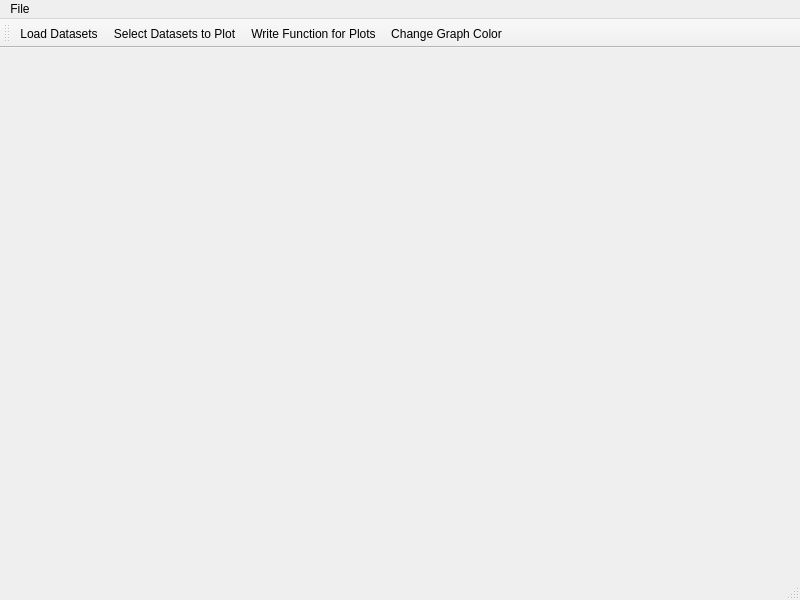
Above: DataProcessApp.ui from RealAvocado/Qt_DataVisualization before the change. Below: the same form after it.
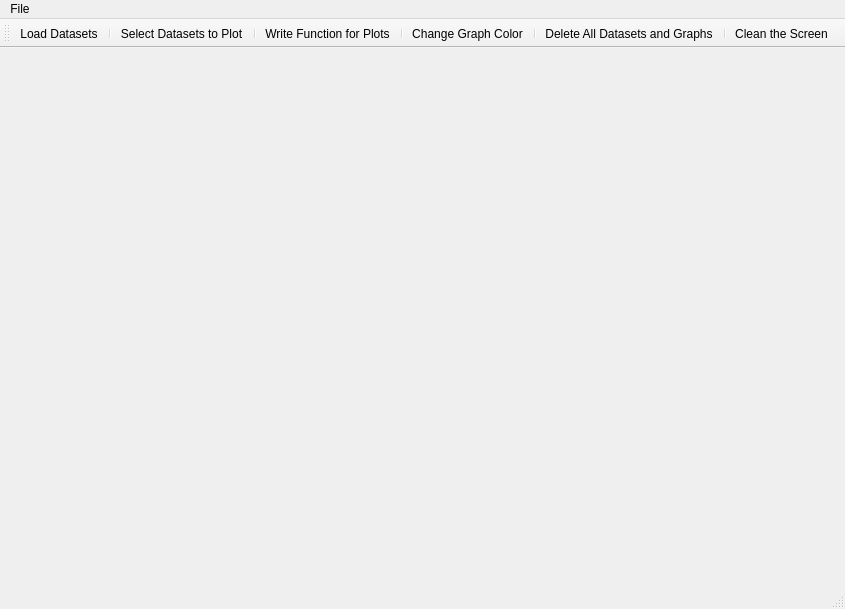
That is the form after the change. Custom widgets are drawn as their Qt base class.

What changed in the file:
```diff
--- a/DataProcessApp.ui
+++ b/DataProcessApp.ui
@@ -6,8 +6,8 @@
    <rect>
     <x>0</x>
     <y>0</y>
-    <width>800</width>
-    <height>600</height>
+    <width>845</width>
+    <height>609</height>
    </rect>
   </property>
   <property name="windowTitle">
@@ -30,7 +30,7 @@
     <rect>
      <x>0</x>
      <y>0</y>
-     <width>800</width>
+     <width>845</width>
      <height>22</height>
     </rect>
    </property>
@@ -57,9 +57,16 @@
     <bool>false</bool>
    </attribute>
    <addaction name="actionLoad_Datasets"/>
+   <addaction name="separator"/>
    <addaction name="actionSelect_Datasets_to_Plot"/>
+   <addaction name="separator"/>
    <addaction name="actionWrite_Function_for_Plots"/>
+   <addaction name="separator"/>
    <addaction name="actionChange_Graph_Color"/>
+   <addaction name="separator"/>
+   <addaction name="actionClear_Datasets_and_Graphs"/>
+   <addaction name="separator"/>
+   <addaction name="actionClean_the_Screen"/>
   </widget>
   <action name="actionLoad_Datasets">
    <property name="text">
@@ -84,6 +91,24 @@
     <string>Change Graph Color</string>
    </property>
   </action>
+  <action name="actionClear_Datasets_and_Graphs">
+   <property name="text">
+    <string>Delete All Datasets and Graphs</string>
+   </property>
+   <property name="toolTip">
+    <string>Delete All Datasets and Graphs</string>
+   </property>
+  </action>
+  <action name="actionRemove_the_Function_Graph">
+   <property name="text">
+    <string>Remove the Function Graph</string>
+   </property>
+  </action>
+  <action name="actionClean_the_Screen">
+   <property name="text">
+    <string>Clean the Screen</string>
+   </property>
+  </action>
  </widget>
  <customwidgets>
   <customwidget>
```
Left out of the diff: 11 changed lines with no effect on the pictures.
